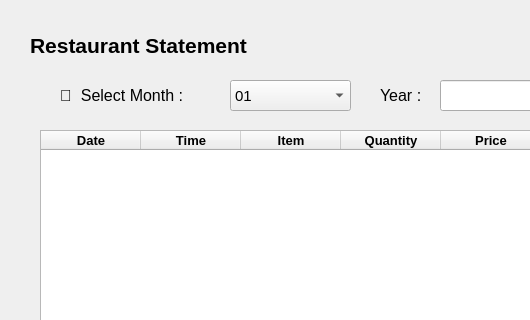
Before: the Qt Designer form ui/statement.ui in sriv95/Restaurant-Management, drawn with Qt 5; both pictures show x 0 to 530 and y 0 to 320 of the 904 by 677 pixel window.
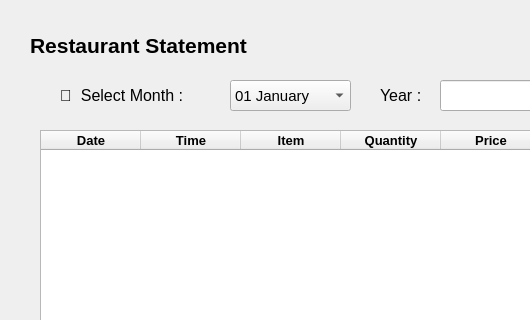
After: the same form once the commit is applied.

Commit message: Update month labels in statement UI to display full month names

Patch:
```diff
--- a/ui/statement.ui
+++ b/ui/statement.ui
@@ -114,7 +114,7 @@
    </property>
    <item>
     <property name="text">
-     <string>01</string>
+     <string>01 January</string>
     </property>
    </item>
    <item>
```
Left out of the diff: 22 changed lines with no effect on the pictures.
